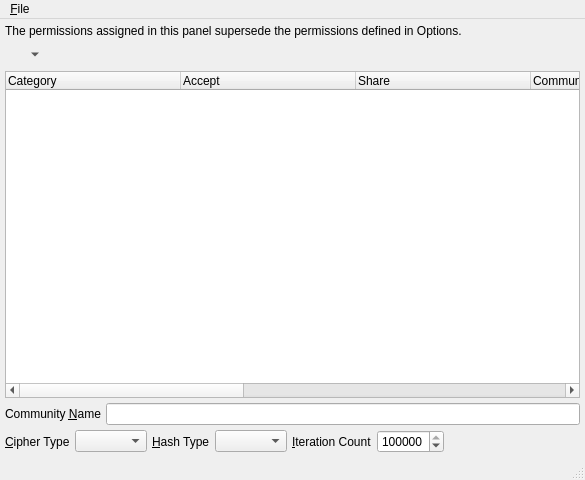
Above: branches/trunk/UI/spot-on-echo-key-share.ui from textbrowser/spot-on before the change. Below: the same form after it.
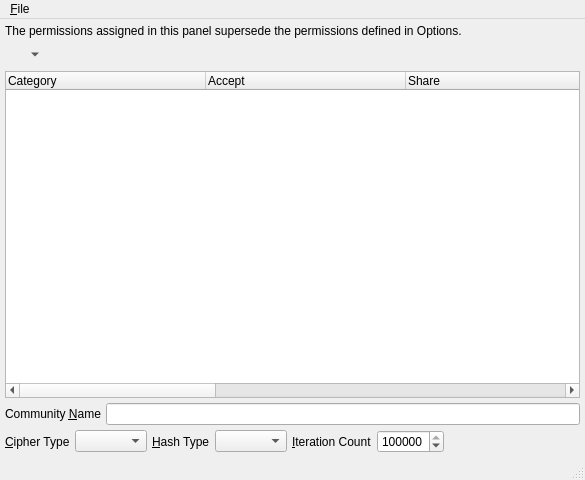
That is the form after the change. Icons and pictures are not drawn.

Patch:
```diff
--- a/branches/trunk/UI/spot-on-echo-key-share.ui
+++ b/branches/trunk/UI/spot-on-echo-key-share.ui
@@ -96,7 +96,7 @@
        <bool>true</bool>
       </property>
       <attribute name="headerDefaultSectionSize">
-       <number>175</number>
+       <number>200</number>
       </attribute>
       <column>
        <property name="text">
```
Left out of the diff: 2 changed lines with no effect on the pictures.
